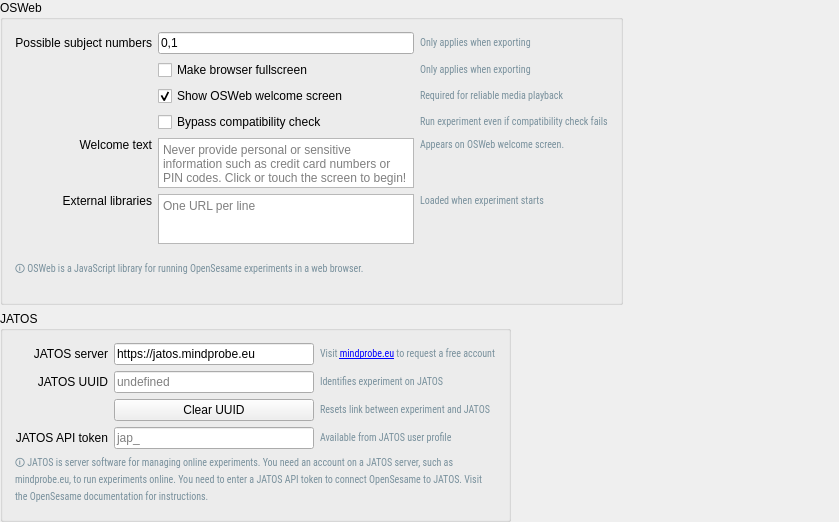
open-cogsci/opensesame-extension-osweb, file opensesame_extensions/osweb/oswebext/preferences.ui: the form before one commit.
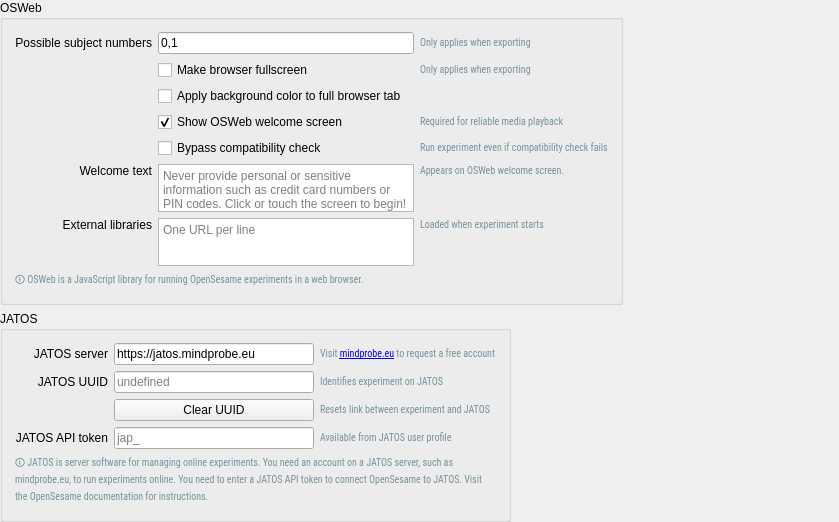
The form after the commit. Icons and pictures are not drawn.

Commit message: Add full_background_color option

What changed in the file:
```diff
--- a/opensesame_extensions/osweb/oswebext/preferences.ui
+++ b/opensesame_extensions/osweb/oswebext/preferences.ui
@@ -53,118 +53,7 @@
       <property name="bottomMargin">
        <number>12</number>
       </property>
-      <item row="3" column="0">
-       <widget class="QLabel" name="label_subject">
-        <property name="text">
-         <string>Possible subject numbers</string>
-        </property>
-        <property name="alignment">
-         <set>Qt::AlignRight|Qt::AlignTrailing|Qt::AlignVCenter</set>
-        </property>
-       </widget>
-      </item>
-      <item row="8" column="2">
-       <widget class="QLabel" name="label_15">
-        <property name="font">
-         <font>
-          <family>Roboto Condensed</family>
-         </font>
-        </property>
-        <property name="text">
-         <string>&lt;small  style=&quot;color:#78909c&quot;&gt;Run experiment even if compatibility check fails&lt;/small&gt;</string>
-        </property>
-       </widget>
-      </item>
-      <item row="9" column="2">
-       <widget class="QLabel" name="label_3">
-        <property name="font">
-         <font>
-          <family>Roboto Condensed</family>
-         </font>
-        </property>
-        <property name="text">
-         <string>&lt;small style=&quot;color:#78909c&quot;&gt;Appears on OSWeb welcome screen.&lt;/small&gt;</string>
-        </property>
-        <property name="alignment">
-         <set>Qt::AlignLeading|Qt::AlignLeft|Qt::AlignTop</set>
-        </property>
-       </widget>
-      </item>
-      <item row="7" column="1">
-       <widget class="QCheckBox" name="cfg_oswebext_intro_click">
-        <property name="text">
-         <string>Show OSWeb welcome screen</string>
-        </property>
-        <property name="checked">
-         <bool>true</bool>
-        </property>
-       </widget>
-      </item>
-      <item row="10" column="2">
-       <widget class="QLabel" name="label_4">
-        <property name="font">
-         <font>
-          <family>Roboto Condensed</family>
-         </font>
-        </property>
-        <property name="text">
-         <string>&lt;small  style=&quot;color:#78909c&quot;&gt;Loaded when experiment starts&lt;/small&gt;</string>
-        </property>
-        <property name="alignment">
-         <set>Qt::AlignLeading|Qt::AlignLeft|Qt::AlignTop</set>
-        </property>
-       </widget>
-      </item>
-      <item row="8" column="1">
-       <widget class="QCheckBox" name="cfg_oswebext_bypass_linter">
-        <property name="text">
-         <string>Bypass compatibility check</string>
-        </property>
-       </widget>
-      </item>
-      <item row="9" column="0">
-       <widget class="QLabel" name="label_11">
-        <property name="text">
-         <string>Welcome text</string>
-        </property>
-        <property name="alignment">
-         <set>Qt::AlignRight|Qt::AlignTop|Qt::AlignTrailing</set>
-        </property>
-       </widget>
-      </item>
-      <item row="3" column="2">
-       <widget class="QLabel" name="label">
-        <property name="font">
-         <font>
-          <family>Roboto Condensed</family>
-         </font>
-        </property>
-        <property name="text">
-         <string>&lt;small  style=&quot;color:#78909c&quot;&gt;Only applies when exporting&lt;/small&gt;</string>
-        </property>
-       </widget>
-      </item>
-      <item row="9" column="1">
-       <widget class="QPlainTextEdit" name="cfg_oswebext_welcome_text">
-        <property name="maximumSize">
-         <size>
-          <width>16777215</width>
-          <height>50</height>
-         </size>
-        </property>
-        <property name="placeholderText">
-         <string>Never provide personal or sensitive information such as credit card numbers or PIN codes. Click or touch the screen to begin!</string>
-        </property>
-       </widget>
-      </item>
-      <item row="3" column="1">
-       <widget class="QLineEdit" name="cfg_oswebext_subject_nrs">
-        <property name="text">
-         <string>0,1</string>
-        </property>
-       </widget>
-      </item>
-      <item row="10" column="1">
+      <item row="11" column="1">
        <widget class="QPlainTextEdit" name="cfg_oswebext_external_js">
         <property name="sizePolicy">
          <sizepolicy hsizetype="Expanding" vsizetype="Expanding">
@@ -183,7 +72,96 @@
         </property>
        </widget>
       </item>
+      <item row="10" column="1">
+       <widget class="QPlainTextEdit" name="cfg_oswebext_welcome_text">
+        <property name="maximumSize">
+         <size>
+          <width>16777215</width>
+          <height>50</height>
+         </size>
+        </property>
+        <property name="placeholderText">
+         <string>Never provide personal or sensitive information such as credit card numbers or PIN codes. Click or touch the screen to begin!</string>
+        </property>
+       </widget>
+      </item>
+      <item row="5" column="2">
+       <widget class="QLabel" name="label_5">
+        <property name="font">
+         <font>
+          <family>Roboto Condensed</family>
+         </font>
+        </property>
+        <property name="text">
+         <string>&lt;small  style=&quot;color:#78909c&quot;&gt;Only applies when exporting&lt;/small&gt;</string>
+        </property>
+       </widget>
+      </item>
+      <item row="8" column="1">
+       <widget class="QCheckBox" name="cfg_oswebext_intro_click">
+        <property name="text">
+         <string>Show OSWeb welcome screen</string>
+        </property>
+        <property name="checked">
+         <bool>true</bool>
+        </property>
+       </widget>
+      </item>
+      <item row="3" column="2">
+       <widget class="QLabel" name="label">
+        <property name="font">
+         <font>
+          <family>Roboto Condensed</family>
+         </font>
+        </property>
+        <property name="text">
+         <string>&lt;small  style=&quot;color:#78909c&quot;&gt;Only applies when exporting&lt;/small&gt;</string>
+        </property>
+       </widget>
+      </item>
+      <item row="3" column="0">
+       <widget class="QLabel" name="label_subject">
+        <property name="text">
+         <string>Possible subject numbers</string>
+        </property>
+        <property name="alignment">
+         <set>Qt::AlignRight|Qt::AlignTrailing|Qt::AlignVCenter</set>
+        </property>
+       </widget>
+      </item>
+      <item row="9" column="1">
+       <widget class="QCheckBox" name="cfg_oswebext_bypass_linter">
+        <property name="text">
+         <string>Bypass compatibility check</string>
+        </property>
+       </widget>
+      </item>
       <item row="10" column="0">
+       <widget class="QLabel" name="label_11">
+        <property name="text">
+         <string>Welcome text</string>
+        </property>
+        <property name="alignment">
+         <set>Qt::AlignRight|Qt::AlignTop|Qt::AlignTrailing</set>
+        </property>
+       </widget>
+      </item>
+      <item row="12" column="0" colspan="3">
+       <widget class="QLabel" name="label_14">
+        <property name="font">
+         <font>
+          <family>Roboto Condensed</family>
+         </font>
+        </property>
+        <property name="text">
+         <string>&lt;small  style=&quot;color:#78909c&quot;&gt;&amp;#x1F6C8; OSWeb is a JavaScript library for running OpenSesame experiments in a web browser.&lt;/small&gt;</string>
+        </property>
+        <property name="wordWrap">
+         <bool>true</bool>
+        </property>
+       </widget>
+      </item>
+      <item row="11" column="0">
        <widget class="QLabel" name="label_12">
         <property name="text">
          <string>External libraries</string>
@@ -193,30 +171,52 @@
         </property>
        </widget>
       </item>
-      <item row="7" column="2">
-       <widget class="QLabel" name="label_10">
+      <item row="9" column="2">
+       <widget class="QLabel" name="label_15">
         <property name="font">
          <font>
           <family>Roboto Condensed</family>
          </font>
         </property>
         <property name="text">
-         <string>&lt;small  style=&quot;color:#78909c&quot;&gt;Required for reliable media playback&lt;/small&gt;</string>
+         <string>&lt;small  style=&quot;color:#78909c&quot;&gt;Run experiment even if compatibility check fails&lt;/small&gt;</string>
         </property>
        </widget>
       </item>
-      <item row="11" column="0" colspan="3">
-       <widget class="QLabel" name="label_14">
+      <item row="10" column="2">
+       <widget class="QLabel" name="label_3">
         <property name="font">
          <font>
           <family>Roboto Condensed</family>
          </font>
         </property>
         <property name="text">
-         <string>&lt;small  style=&quot;color:#78909c&quot;&gt;🛈 OSWeb is a JavaScript library for running OpenSesame experiments in a web browser.&lt;/small&gt;</string>
+         <string>&lt;small style=&quot;color:#78909c&quot;&gt;Appears on OSWeb welcome screen.&lt;/small&gt;</string>
         </property>
-        <property name="wordWrap">
-         <bool>true</bool>
+        <property name="alignment">
+         <set>Qt::AlignLeading|Qt::AlignLeft|Qt::AlignTop</set>
+        </property>
+       </widget>
+      </item>
+      <item row="11" column="2">
+       <widget class="QLabel" name="label_4">
+        <property name="font">
+         <font>
+          <family>Roboto Condensed</family>
+         </font>
+        </property>
+        <property name="text">
+         <string>&lt;small  style=&quot;color:#78909c&quot;&gt;Loaded when experiment starts&lt;/small&gt;</string>
+        </property>
+        <property name="alignment">
+         <set>Qt::AlignLeading|Qt::AlignLeft|Qt::AlignTop</set>
+        </property>
+       </widget>
+      </item>
+      <item row="3" column="1">
+       <widget class="QLineEdit" name="cfg_oswebext_subject_nrs">
+        <property name="text">
+         <string>0,1</string>
         </property>
        </widget>
       </item>
@@ -227,15 +227,22 @@
         </property>
        </widget>
       </item>
-      <item row="5" column="2">
-       <widget class="QLabel" name="label_5">
+      <item row="8" column="2">
+       <widget class="QLabel" name="label_10">
         <property name="font">
          <font>
           <family>Roboto Condensed</family>
          </font>
         </property>
         <property name="text">
-         <string>&lt;small  style=&quot;color:#78909c&quot;&gt;Only applies when exporting&lt;/small&gt;</string>
+         <string>&lt;small  style=&quot;color:#78909c&quot;&gt;Required for reliable media playback&lt;/small&gt;</string>
+        </property>
+       </widget>
+      </item>
+      <item row="6" column="1">
+       <widget class="QCheckBox" name="cfg_oswebext_full_background_color">
+        <property name="text">
+         <string>Apply background color to full browser tab</string>
         </property>
        </widget>
       </item>
```
Left out of the diff: 2 changed lines with no effect on the pictures. The commit also changes 5 other files.
